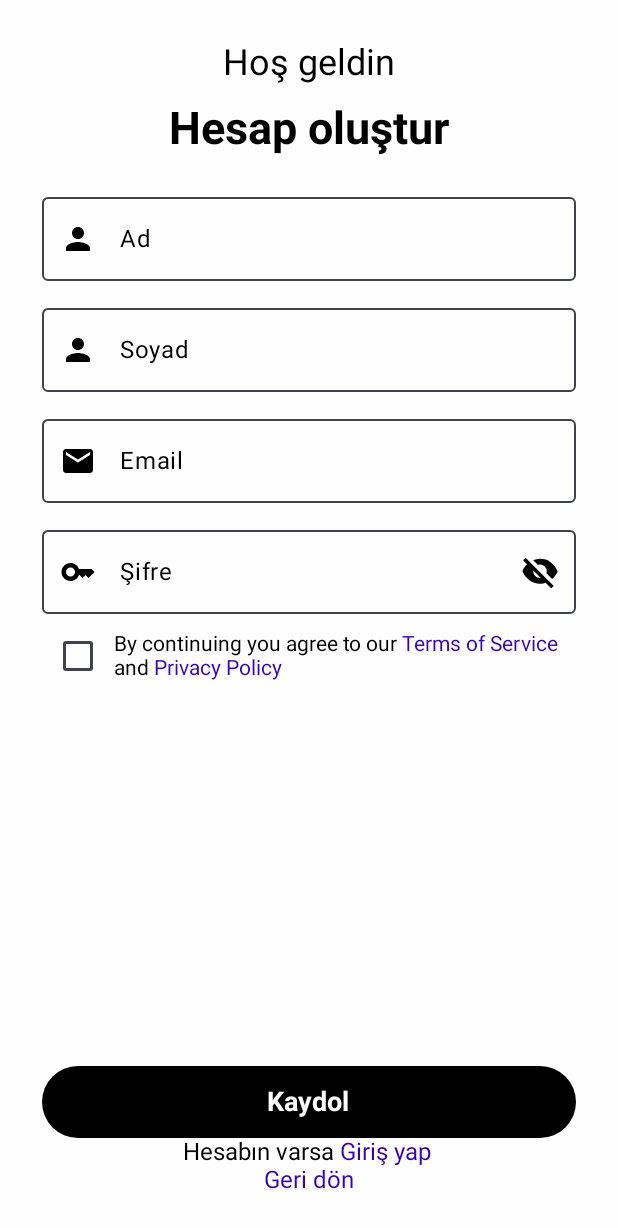
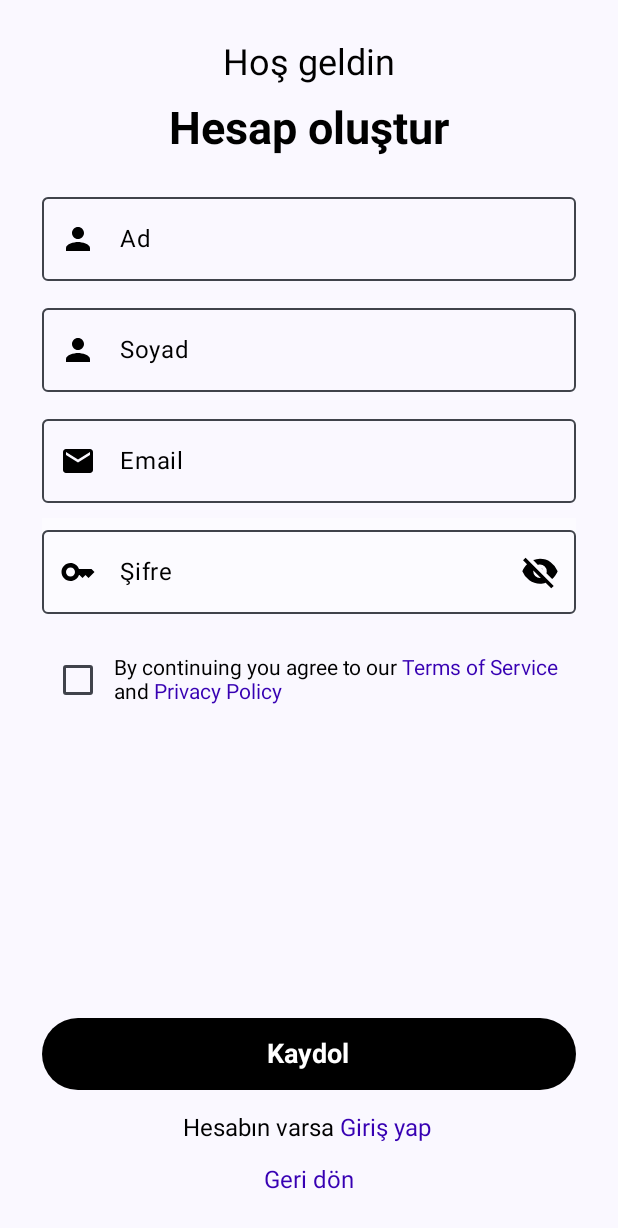
Before and after one commit to 78e49c/gorgulle-belle, an Android app built with Jetpack Compose: the SignUpScreen screen opened through its navigation route, on a phone screen of 412 x 824 dp. Shown: the top 1228 px of the screen. Run offline under Robolectric (Android 15) with nearby library versions, the phone set to English and light mode, and no system bars.

Commit message:
Update SignUpScreen.kt

```diff
--- a/app/src/main/java/com/example/gorgullebelle/app/presentation/screen/SignUpScreen.kt
+++ b/app/src/main/java/com/example/gorgullebelle/app/presentation/screen/SignUpScreen.kt
@@ -1,22 +1,13 @@
 package com.example.gorgullebelle.app.presentation.screen
 
-import androidx.compose.foundation.Image
 import androidx.compose.foundation.background
-import androidx.compose.foundation.clickable
-import androidx.compose.foundation.layout.Arrangement
 import androidx.compose.foundation.layout.Column
-import androidx.compose.foundation.layout.Row
 import androidx.compose.foundation.layout.Spacer
 import androidx.compose.foundation.layout.fillMaxSize
-import androidx.compose.foundation.layout.fillMaxWidth
 import androidx.compose.foundation.layout.height
 import androidx.compose.foundation.layout.padding
-import androidx.compose.foundation.layout.size
-import androidx.compose.foundation.layout.width
 import androidx.compose.foundation.layout.wrapContentSize
-import androidx.compose.material3.MaterialTheme
 import androidx.compose.material3.Surface
-import androidx.compose.material3.Text
 import androidx.compose.runtime.Composable
 import androidx.compose.ui.Alignment
 import androidx.compose.ui.Modifier
@@ -34,7 +25,6 @@ import com.example.gorgullebelle.app.presentation.components.HeadingTextComponen
 import com.example.gorgullebelle.app.presentation.components.MyTextField
 import com.example.gorgullebelle.app.presentation.components.NormalTextComponent
 import com.example.gorgullebelle.app.presentation.components.PasswordTextField
-import com.example.gorgullebelle.app.presentation.components.gradientBackground1
 import com.example.gorgullebelle.app.presentation.navigation.Route
 
 
@@ -46,13 +36,6 @@ fun SignUpScreen(navigate: (String) -> Unit = {}) {
             .fillMaxSize()
     )
     {
-
-        Surface(
-            modifier = Modifier
-                .fillMaxSize()
-                .gradientBackground1()
-                .alpha(0.1f)
-        ) {}
 
         Column(
             Modifier
@@ -99,6 +82,9 @@ fun SignUpScreen(navigate: (String) -> Unit = {}) {
                     labelValue = stringResource(id = R.string.password)
                     , painterResource(id = R.drawable.baseline_key_24)
                 )
+
+                Spacer(modifier = Modifier.height(16.dp))
+
                 CheckboxCompoment(value = stringResource(id = R.string.policy))
 
                 Spacer(modifier = Modifier.weight(1f))
@@ -110,7 +96,12 @@ fun SignUpScreen(navigate: (String) -> Unit = {}) {
                     }
                 )
 
+                Spacer(modifier = Modifier.height(16.dp))
+
                 ClickableLoginTextComponent(navigate = navigate, route = Route.SignInScreen.route, "Giriş yap " ,"Hesabın varsa ")
+
+                Spacer(modifier = Modifier.height(16.dp))
+
                 ClickableLoginTextComponent(navigate = navigate, route = Route.DashboardScreen.route," Geri dön ","",)
             }
 
```
